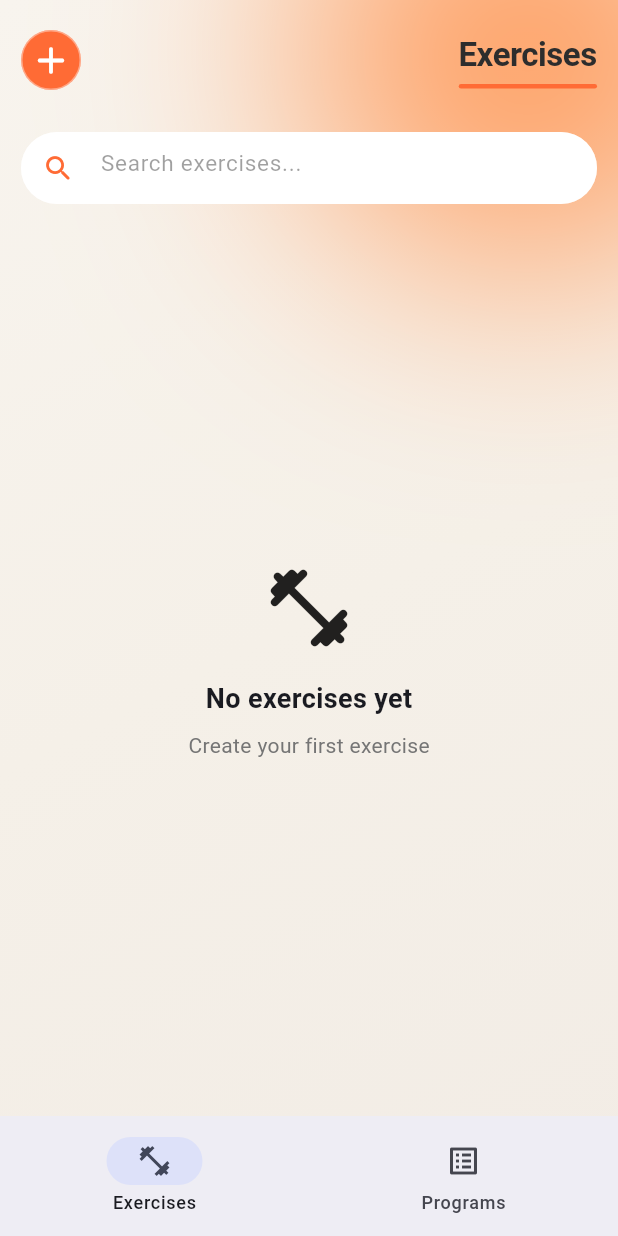
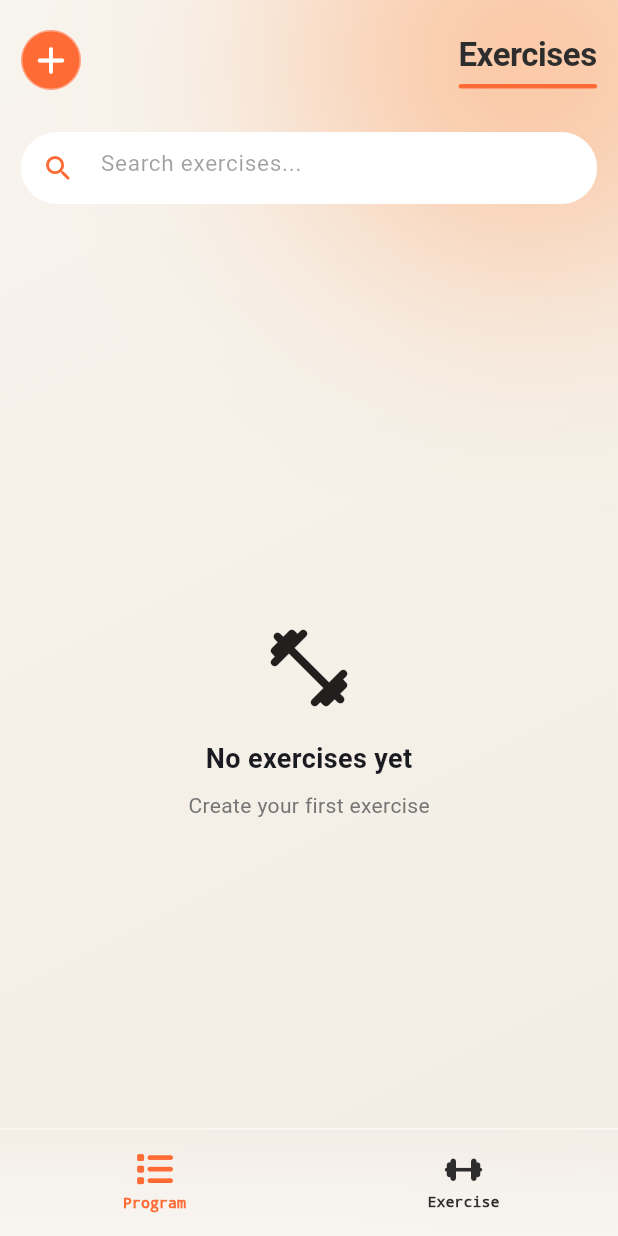
Before and after one commit to faradevelop/coach-studio, a Flutter app: the screen it shows after launch, on a phone screen of 412 x 824 dp. Run offline on Flutter 3.47's test engine with Material 3 defaults, Android fonts, the light colour scheme and no system bars; our stand-ins replace cloud_firestore, firebase_core, flutter_bloc, font_awesome_flutter, get_it, go_router and 3 more; accounts and stored records are empty.

Commit message:
chore: add glassy bottom navigation bar

```diff
--- a/lib/app/routing/scaffold_with_bottom_nav.dart
+++ b/lib/app/routing/scaffold_with_bottom_nav.dart
@@ -1,12 +1,9 @@
-// lib/app/routing/scaffold_with_bottom_nav.dart
+import 'dart:ui';
+import 'package:coach_studio/core/theme/app_colors.dart';
 import 'package:flutter/material.dart';
+import 'package:font_awesome_flutter/font_awesome_flutter.dart';
 import 'package:go_router/go_router.dart';
 
-/// Shared Scaffold for the two main tabs (Exercises, Programs).
-///
-/// This widget only wraps the main pages (the index route of each branch).
-/// Internal pages (Add/Edit/Create/Detail/...) are pushed onto the root Navigator
-/// and do not include this Scaffold, so the BottomNav is not displayed on them.
 class ScaffoldWithBottomNav extends StatelessWidget {
   final StatefulNavigationShell navigationShell;
 
@@ -38,9 +35,7 @@ class ScaffoldWithBottomNav extends StatelessWidget {
               shape: BoxShape.circle,
               boxShadow: [
                 BoxShadow(
-                  color: Color(
-                    0xFFFF9A5A,
-                  ), //const Color(0xFFFFB74D).withOpacity(0.70),
+                  color: const Color(0xFFFF9A5A).withOpacity(0.55),
                   blurRadius: 140,
                   spreadRadius: 40,
                 ),
@@ -48,40 +43,140 @@ class ScaffoldWithBottomNav extends StatelessWidget {
             ),
           ),
         ),
+
         Scaffold(
           backgroundColor: Colors.transparent,
           body: navigationShell,
-
-          bottomNavigationBar: NavigationBar(
-            selectedIndex: navigationShell.currentIndex,
-
-            onDestinationSelected: (index) {
+          bottomNavigationBar: null, // use custom bottom nav bar instead
+        ),
+        // Floating Glass Navbar
+        Positioned(
+          left: 0,
+          right: 0,
+          bottom: 0,
+          child: GlassBottomNav(
+            currentIndex: navigationShell.currentIndex,
+            onTap: (index) {
               navigationShell.goBranch(
                 index,
-                // When tapping the currently active tab again, navigate back to the branch's initial route.
-                // (Standard Instagram behavior: the active tab resets its navigation stack to the root.)
                 initialLocation: index == navigationShell.currentIndex,
               );
             },
-
-            destinations: const [
-              NavigationDestination(
-                icon: Icon(Icons.fitness_center_outlined),
-                selectedIcon: Icon(Icons.fitness_center),
-                label: 'Exercises',
-              ),
-
-              NavigationDestination(
-                icon: Icon(Icons.list_alt_outlined),
-                selectedIcon: Icon(Icons.list_alt),
-                label: 'Programs',
-              ),
-
-              // Future tabs, such as Settings, will be added here.
-            ],
           ),
         ),
+        const SizedBox(height: 6),
       ],
     );
   }
 }
+
+class GlassBottomNav extends StatelessWidget {
+  final int currentIndex;
+  final ValueChanged<int> onTap;
+
+  GlassBottomNav({super.key, required this.currentIndex, required this.onTap});
+
+  static const double height = 72;
+
+  final List<_NavItemData> _items = [
+    _NavItemData(
+      name: 'Program',
+      icon: FaIcon(FontAwesomeIcons.list, size: 20, color: AppColors.charcoal),
+      activeIcon: FaIcon(
+        FontAwesomeIcons.list,
+        size: 22,
+        color: AppColors.orange,
+      ),
+    ),
+    _NavItemData(
+      name: 'Exercise',
+      icon: FaIcon(
+        FontAwesomeIcons.dumbbell,
+        size: 20,
+        color: AppColors.charcoal,
+      ),
+      activeIcon: FaIcon(
+        FontAwesomeIcons.dumbbell,
+        size: 22,
+        color: AppColors.orange,
+      ),
+    ),
+  ];
+
+  @override
+  Widget build(BuildContext context) {
+    return ClipRRect(
+      child: BackdropFilter(
+        filter: ImageFilter.blur(sigmaX: 12, sigmaY: 12),
+        child: Container(
+          height: height,
+          decoration: BoxDecoration(
+            border: Border(
+              top: BorderSide(
+                color: Colors.white.withOpacity(0.55),
+                width: 1.2,
+              ),
+            ),
+            gradient: LinearGradient(
+              begin: Alignment.topCenter,
+              end: Alignment.bottomCenter,
+              colors: [
+                Colors.white.withOpacity(0.0),
+                Colors.white.withOpacity(0.25),
+                Colors.white.withOpacity(0.45),
+              ],
+              stops: const [0.0, 0.45, 1.0],
+            ),
+          ),
+          child: Row(
+            children: List.generate(_items.length, (index) {
+              final item = _items[index];
+              final selected = index == currentIndex;
+
+              return Expanded(
+                child: GestureDetector(
+                  onTap: () => onTap(index),
+                  behavior: HitTestBehavior.opaque,
+                  child: Column(
+                    mainAxisAlignment: MainAxisAlignment.center,
+                    children: [
+                      AnimatedScale(
+                        duration: const Duration(milliseconds: 250),
+                        curve: Curves.easeOutBack,
+                        scale: selected ? 1.12 : 1.0,
+                        child: selected ? item.activeIcon : item.icon,
+                      ),
+                      SizedBox(height: 6),
+                      Text(
+                        item.name,
+                        style: TextStyle(
+                          color: selected
+                              ? AppColors.orange
+                              : AppColors.charcoal,
+                          fontSize: 10,
+                          decoration: TextDecoration.none,
+                        ),
+                      ),
+                    ],
+                  ),
+                ),
+              );
+            }),
+          ),
+        ),
+      ),
+    );
+  }
+}
+
+class _NavItemData {
+  final Widget icon;
+  final Widget activeIcon;
+  final String name;
+
+  const _NavItemData({
+    required this.icon,
+    required this.activeIcon,
+    required this.name,
+  });
+}
```
